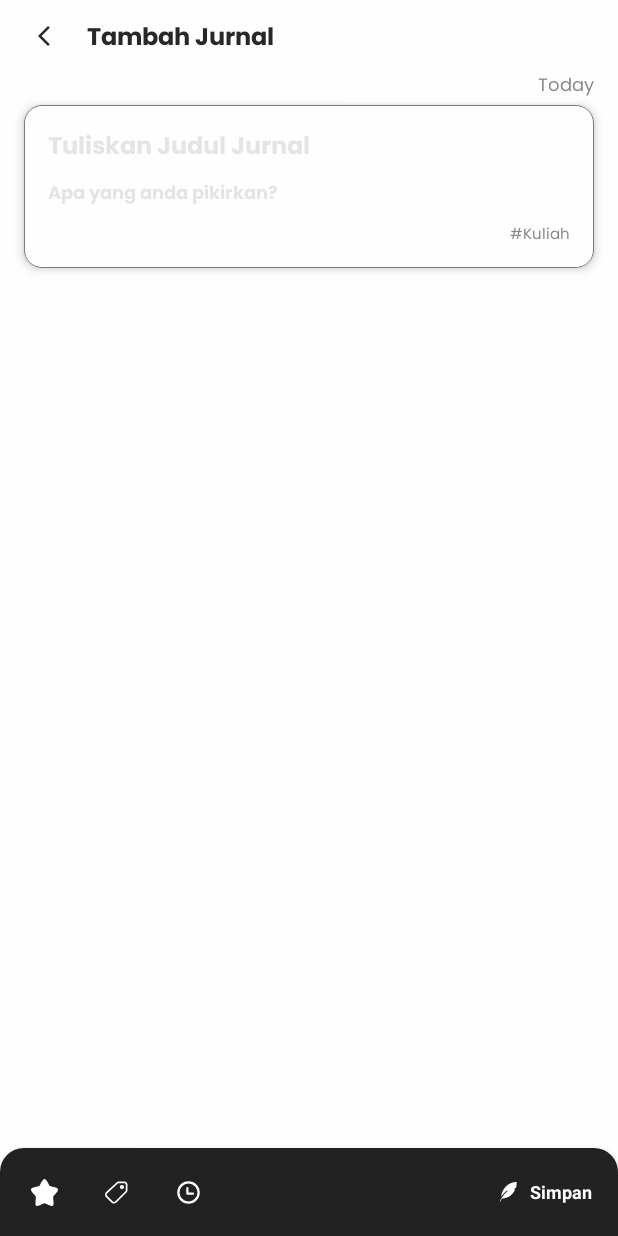
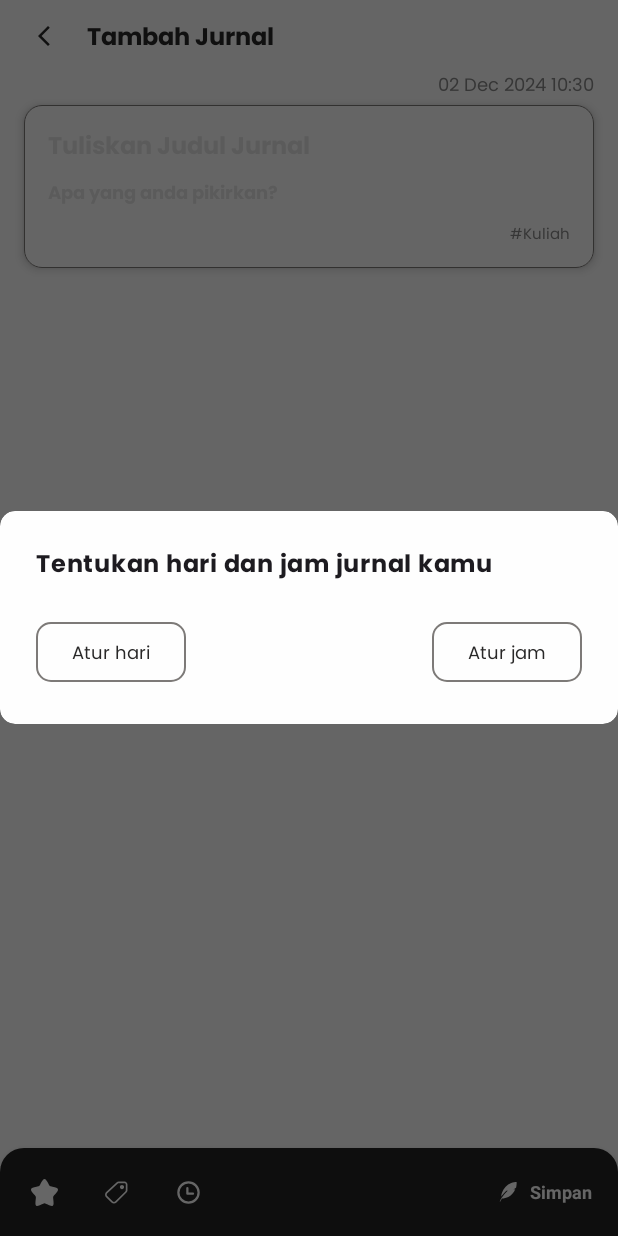
Before and after one commit to memotions/android, an Android app built with Jetpack Compose: the composable AddJournalScreen shown on its own in the app's theme, after a tap on "Clock", on a phone screen of 412 x 824 dp. Run offline under Robolectric (Android 15) with nearby library versions, the phone set to English and light mode, and no system bars; our stand-ins replace Dagger/Hilt's generated code; 2 other taps on this screen came first.

Commit message:
feat: adding date and time picker

```diff
--- a/app/src/main/java/com/memtionsandroid/memotions/ui/addjournal/AddJournalScreen.kt
+++ b/app/src/main/java/com/memtionsandroid/memotions/ui/addjournal/AddJournalScreen.kt
@@ -1,14 +1,31 @@
 package com.memtionsandroid.memotions.ui.addjournal
 
+import android.os.Build
+import android.widget.Toast
+import androidx.annotation.RequiresApi
 import androidx.compose.foundation.background
 import androidx.compose.foundation.layout.Column
 import androidx.compose.foundation.layout.Spacer
 import androidx.compose.foundation.layout.fillMaxSize
 import androidx.compose.foundation.layout.navigationBarsPadding
+import androidx.compose.foundation.layout.padding
 import androidx.compose.foundation.layout.statusBarsPadding
 import androidx.compose.foundation.rememberScrollState
 import androidx.compose.foundation.verticalScroll
+import androidx.compose.material3.DatePicker
+import androidx.compose.material3.DatePickerDefaults
+import androidx.compose.material3.DatePickerDialog
+import androidx.compose.material3.ExperimentalMaterial3Api
+import androidx.compose.material3.Icon
+import androidx.compose.material3.IconButton
 import androidx.compose.material3.MaterialTheme
+import androidx.compose.material3.Text
+import androidx.compose.material3.TextButton
+import androidx.compose.material3.TimeInput
+import androidx.compose.material3.TimePicker
+import androidx.compose.material3.TimePickerDefaults
+import androidx.compose.material3.rememberDatePickerState
+import androidx.compose.material3.rememberTimePickerState
 import androidx.compose.runtime.Composable
 import androidx.compose.runtime.LaunchedEffect
 import androidx.compose.runtime.mutableStateOf
@@ -16,20 +33,52 @@ import androidx.compose.runtime.remember
 import androidx.compose.ui.Alignment
 import androidx.compose.ui.Modifier
 import androidx.compose.ui.text.input.TextFieldValue
-import androidx.compose.ui.tooling.preview.Preview
 import androidx.hilt.navigation.compose.hiltViewModel
 import com.memtionsandroid.memotions.ui.components.journal.AppBar
 import com.memtionsandroid.memotions.ui.components.journal.BottomBar
 import com.memtionsandroid.memotions.ui.components.journal.FormSection
 import com.memtionsandroid.memotions.ui.components.journal.rememberImeState
-import com.memtionsandroid.memotions.ui.theme.MemotionsTheme
+import androidx.compose.runtime.getValue
+import androidx.compose.runtime.setValue
+import androidx.compose.ui.platform.LocalContext
+import androidx.compose.ui.res.painterResource
+import androidx.compose.ui.unit.dp
+import com.memtionsandroid.memotions.R
+import com.memtionsandroid.memotions.ui.components.journal.DateTimeAskDialog
+import com.memtionsandroid.memotions.ui.components.journal.TimePickerDialog
 import com.memtionsandroid.memotions.ui.theme.customColors
+import java.time.Instant
+import java.time.LocalDateTime
+import java.time.LocalTime
+import java.time.ZoneId
+import java.time.format.DateTimeFormatter
 
+@RequiresApi(Build.VERSION_CODES.O)
+@OptIn(ExperimentalMaterial3Api::class)
 @Composable
 fun AddJournalScreen(viewModel: AddJournalViewModel = hiltViewModel()) {
     val titleState = remember { mutableStateOf(TextFieldValue()) }
     val journalState = remember { mutableStateOf(TextFieldValue()) }
     val starredState = remember { mutableStateOf(false) }
+
+    var showDialog by remember { mutableStateOf(false) }
+    var showDateDialog by remember { mutableStateOf(false) }
+    var showTimeDialog by remember { mutableStateOf(false) }
+    var showTimeDial by remember { mutableStateOf(true) }
+    val toggleIcon = if (showTimeDial) {
+        painterResource(id = R.drawable.ic_keyboard)
+    } else {
+        painterResource(id = R.drawable.ic_access_time)
+    }
+
+    val datePickerState = rememberDatePickerState(
+        initialSelectedDateMillis = Instant.now().toEpochMilli()
+    )
+    val timePickerState = rememberTimePickerState(
+        is24Hour = true
+    )
+
+    var selectedDateTime by remember { mutableStateOf(LocalDateTime.now()) }
 
     val imeState = rememberImeState()
     val scrollState = rememberScrollState()
@@ -58,7 +107,7 @@ fun AddJournalScreen(viewModel: AddJournalViewModel = hiltViewModel()) {
             starredState = starredState
         )
         FormSection(
-            dateInfo = "Today",
+            dateInfo = selectedDateTime.format(DateTimeFormatter.ofPattern("dd MMM yyyy HH:mm")),
             titleState = titleState,
             journalState = journalState,
             tag = "#Kuliah",
@@ -67,9 +116,104 @@ fun AddJournalScreen(viewModel: AddJournalViewModel = hiltViewModel()) {
         Spacer(modifier = Modifier.weight(1f))
         BottomBar(
             onTagClick = {},
-            onClockClick = {},
+            onClockClick = { showDialog = true },
             onSaveClick = {},
             starredState = starredState
         )
     }
+
+    if (showDialog) {
+        DateTimeAskDialog(
+            onDismiss = { showDialog = false },
+            onSetDate = {
+                showDateDialog = true
+                showDialog = false
+            },
+            onSetTime = {
+                showTimeDialog = true
+                showDialog = false
+            }
+        )
+    }
+
+    if (showDateDialog) {
+        DatePickerDialog(
+            onDismissRequest = { showDateDialog = false },
+            colors = DatePickerDefaults.colors(customColors.backgroundColor),
+            confirmButton = {
+                TextButton(
+                    onClick = {
+                        datePickerState.selectedDateMillis?.let { millis ->
+                            val selectedDate = Instant.ofEpochMilli(millis)
+                                .atZone(ZoneId.systemDefault())
+                                .toLocalDate()
+
+                            selectedDateTime = LocalDateTime.of(
+                                selectedDate,
+                                selectedDateTime.toLocalTime()
+                            )
+                        }
+                        showDateDialog = false
+                    }
+                ) {
+                    Text("Selesai")
+                }
+            },
+            dismissButton = {
+                TextButton(
+                    onClick = { showDateDialog = false }
+                ) {
+                    Text("Batal")
+                }
+            }
+        ) {
+            DatePicker(
+                state = datePickerState,
+                colors = DatePickerDefaults.colors(
+                    containerColor = customColors.backgroundColor,
+                )
+            )
+        }
+    }
+
+    if (showTimeDialog) {
+        TimePickerDialog(
+            onDismiss = { showTimeDialog = false },
+            onConfirm = {
+                selectedDateTime = LocalDateTime.of(
+                    selectedDateTime.toLocalDate(),
+                    LocalTime.of(timePickerState.hour, timePickerState.minute)
+                )
+                showTimeDialog = false
+            },
+            toggle = {
+                IconButton(onClick = { showTimeDial = !showTimeDial }) {
+                    Icon(
+                        painter = toggleIcon,
+                        contentDescription = "Time picker type toggle"
+                    )
+                }
+            },
+        ) {
+            if (showTimeDial) {
+                TimePicker(
+                    state = timePickerState,
+                    colors = TimePickerDefaults.colors(
+                        containerColor = customColors.backgroundColor,
+                        timeSelectorSelectedContainerColor = customColors.onBackgroundColor.copy(alpha = 0.3f),
+                        timeSelectorSelectedContentColor = customColors.onBackgroundColor
+                    )
+                )
+            } else {
+                TimeInput(
+                    state = timePickerState,
+                    colors = TimePickerDefaults.colors(
+                        containerColor = customColors.backgroundColor,
+                        timeSelectorSelectedContainerColor = customColors.onBackgroundColor.copy(alpha = 0.3f),
+                        timeSelectorSelectedContentColor = customColors.onBackgroundColor
+                    )
+                )
+            }
+        }
+    }
 }
--- /dev/null
+++ b/app/src/main/java/com/memtionsandroid/memotions/ui/components/journal/DateTimeAskDialog.kt
@@ -0,0 +1,95 @@
+package com.memtionsandroid.memotions.ui.components.journal
+
+import androidx.compose.foundation.BorderStroke
+import androidx.compose.foundation.background
+import androidx.compose.foundation.layout.Arrangement
+import androidx.compose.foundation.layout.Column
+import androidx.compose.foundation.layout.Row
+import androidx.compose.foundation.layout.Spacer
+import androidx.compose.foundation.layout.height
+import androidx.compose.foundation.layout.padding
+import androidx.compose.foundation.layout.wrapContentHeight
+import androidx.compose.foundation.layout.wrapContentWidth
+import androidx.compose.foundation.shape.RoundedCornerShape
+import androidx.compose.material3.AlertDialogDefaults
+import androidx.compose.material3.BasicAlertDialog
+import androidx.compose.material3.ExperimentalMaterial3Api
+import androidx.compose.material3.MaterialTheme
+import androidx.compose.material3.OutlinedButton
+import androidx.compose.material3.Surface
+import androidx.compose.material3.Text
+import androidx.compose.runtime.Composable
+import androidx.compose.ui.Alignment
+import androidx.compose.ui.Modifier
+import androidx.compose.ui.draw.clip
+import androidx.compose.ui.graphics.Color
+import androidx.compose.ui.text.style.TextAlign
+import androidx.compose.ui.unit.dp
+import com.memtionsandroid.memotions.ui.theme.customColors
+
+
+@OptIn(ExperimentalMaterial3Api::class)
+@Composable
+fun DateTimeAskDialog(
+    onDismiss: () -> Unit,
+    onSetDate: () -> Unit,
+    onSetTime: () -> Unit
+) {
+    BasicAlertDialog(
+        modifier = Modifier
+            .clip(RoundedCornerShape(10.dp)),
+        onDismissRequest = {
+            onDismiss()
+        }
+    ) {
+        Surface(
+            modifier = Modifier
+                .wrapContentWidth()
+                .wrapContentHeight(),
+            color = MaterialTheme.customColors.backgroundColor,
+            shape = RoundedCornerShape(10.dp),
+            tonalElevation = AlertDialogDefaults.TonalElevation
+        ) {
+            Column(
+                modifier = Modifier
+                    .padding(24.dp)
+            ) {
+                Text(
+                    text =
+                    "Tentukan hari dan jam jurnal kamu",
+                    style = MaterialTheme.typography.titleMedium,
+                    textAlign = TextAlign.Center
+                )
+                Spacer(modifier = Modifier.height(24.dp))
+                Row(
+                    modifier = Modifier.align(Alignment.CenterHorizontally),
+                    horizontalArrangement = Arrangement.SpaceBetween
+                ) {
+                    OutlinedButton(
+                        onClick = { onSetDate() },
+                        border = BorderStroke(1.dp, MaterialTheme.customColors.outlineColor),
+                        shape = RoundedCornerShape(10.dp)
+                    ) {
+                        Text(
+                            "Atur hari",
+                            style = MaterialTheme.typography.bodySmall,
+                            color = MaterialTheme.customColors.TextOnBackgroundColor
+                        )
+                    }
+                    Spacer(modifier = Modifier.weight(1f))
+                    OutlinedButton(
+                        onClick = { onSetTime() },
+                        border = BorderStroke(1.dp, MaterialTheme.customColors.outlineColor),
+                        shape = RoundedCornerShape(10.dp)
+                    ) {
+                        Text(
+                            "Atur jam",
+                            style = MaterialTheme.typography.bodySmall,
+                            color = MaterialTheme.customColors.TextOnBackgroundColor
+                        )
+                    }
+                }
+            }
+        }
+    }
+}
--- a/app/src/main/java/com/memtionsandroid/memotions/ui/viewjournal/ViewJournalScreen.kt
+++ b/app/src/main/java/com/memtionsandroid/memotions/ui/viewjournal/ViewJournalScreen.kt
@@ -41,6 +41,10 @@ fun ViewJournalScreen(viewModel: ViewJournalViewModel = hiltViewModel()) {
     val customColors = MaterialTheme.customColors
 
     BottomSheetScaffold(
+        modifier = Modifier
+            .fillMaxSize()
+            .navigationBarsPadding()
+            .statusBarsPadding(),
         scaffoldState = scaffoldState,
         sheetPeekHeight = 85.dp,
         sheetContainerColor = Color(0xFF292828),
@@ -48,7 +52,7 @@ fun ViewJournalScreen(viewModel: ViewJournalViewModel = hiltViewModel()) {
         sheetContent = {
             BottomSheetContent(
                 emotionType = EmotionType.SCARED,
-                confidenceScore = 0.7f,
+                confidenceScore = 0.75f,
                 feedback = "Sed ut perspiciatis unde omnis iste natus error sit voluptatem accusantium doloremque"
             )
         }
--- /dev/null
+++ b/app/src/main/res/drawable/ic_access_time.xml
@@ -0,0 +1,7 @@
+<vector xmlns:android="http://schemas.android.com/apk/res/android" android:height="24dp" android:tint="#000000" android:viewportHeight="24" android:viewportWidth="24" android:width="24dp">
+
+    <path android:fillColor="@android:color/white" android:pathData="M11.99,2C6.47,2 2,6.48 2,12s4.47,10 9.99,10C17.52,22 22,17.52 22,12S17.52,2 11.99,2zM12,20c-4.42,0 -8,-3.58 -8,-8s3.58,-8 8,-8 8,3.58 8,8 -3.58,8 -8,8z"/>
+
+    <path android:fillColor="@android:color/white" android:pathData="M12.5,7H11v6l5.25,3.15 0.75,-1.23 -4.5,-2.67z"/>
+
+</vector>
--- /dev/null
+++ b/app/src/main/res/drawable/ic_keyboard.xml
@@ -0,0 +1,5 @@
+<vector xmlns:android="http://schemas.android.com/apk/res/android" android:height="24dp" android:tint="#000000" android:viewportHeight="24" android:viewportWidth="24" android:width="24dp">
+
+    <path android:fillColor="@android:color/white" android:pathData="M20,5L4,5c-1.1,0 -1.99,0.9 -1.99,2L2,17c0,1.1 0.9,2 2,2h16c1.1,0 2,-0.9 2,-2L22,7c0,-1.1 -0.9,-2 -2,-2zM11,8h2v2h-2L11,8zM11,11h2v2h-2v-2zM8,8h2v2L8,10L8,8zM8,11h2v2L8,13v-2zM7,13L5,13v-2h2v2zM7,10L5,10L5,8h2v2zM16,17L8,17v-2h8v2zM16,13h-2v-2h2v2zM16,10h-2L14,8h2v2zM19,13h-2v-2h2v2zM19,10h-2L17,8h2v2z"/>
+
+</vector>
```
Also changed, not shown: app/src/main/java/com/memtionsandroid/memotions/ui/components/journal/TimePickerDialog.kt (added, +75 -0 lines).
